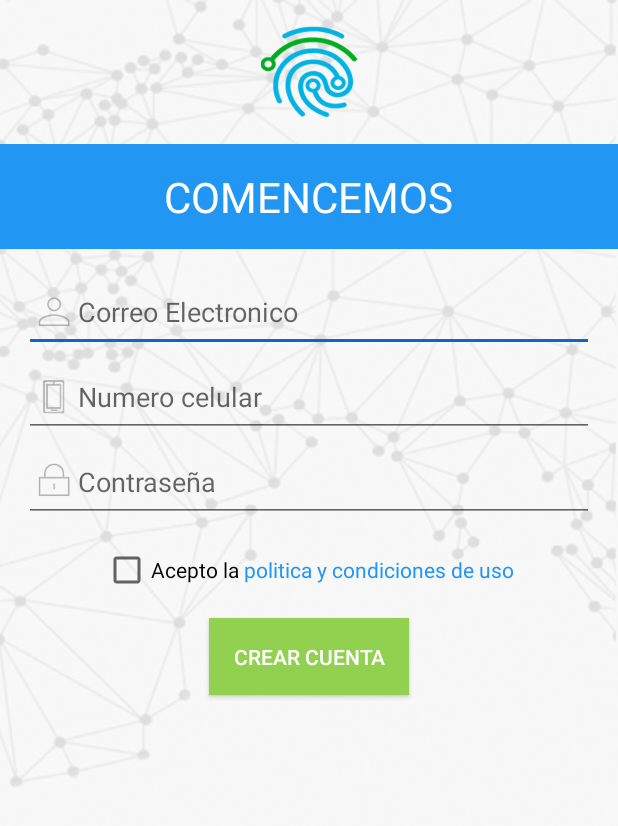
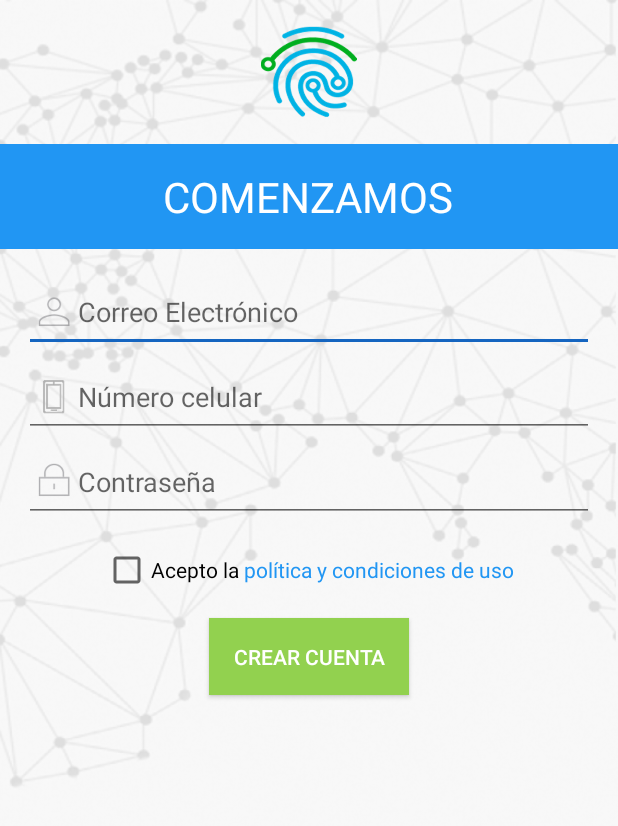
Before and after one commit to lauriastica/scan4us_androidalpha, an Android app: the layout activity_signup.xml on its own in the app's theme, with its tools: preview values and no code run, on a phone screen of 412 x 824 dp. Shown: the top 826 px of the screen. Run offline under Robolectric (Android 15) with nearby library versions, the phone set to English and light mode, and no system bars.

Commit message:
Writing errors done.

```diff
--- a/app/src/main/res/layout/activity_change_password.xml
+++ b/app/src/main/res/layout/activity_change_password.xml
@@ -24,8 +24,8 @@
     </LinearLayout>
 
     <TextView android:text="Debe tener al menos 6
-digitos, mayusculas,
-minusculas y digitos."
+dígitos, mayúsculas,
+minúsculas y dígitos."
         android:textSize="20sp"
         android:layout_margin="16dp"
         android:layout_width="wrap_content"
--- a/app/src/main/res/layout/activity_main.xml
+++ b/app/src/main/res/layout/activity_main.xml
@@ -27,7 +27,7 @@
         android:layout_height="match_parent">
 
         <TextView android:text="Monitoriza tu salud con
-tu escaner biometrico
+tu escaner biométrico
 personal."
             android:layout_width="wrap_content"
             android:textAlignment="center"
@@ -41,7 +41,7 @@ personal."
         android:gravity="center" android:orientation="vertical"
         android:layout_height="match_parent">
 
-        <Button android:text="Registrate" android:padding="16dp"
+        <Button android:text="Regístrate" android:padding="16dp"
             android:textColor="@color/md_white"
             android:background="@drawable/p02_signup_selector"
             android:layout_width="150dp"
--- a/app/src/main/res/layout/activity_signup.xml
+++ b/app/src/main/res/layout/activity_signup.xml
@@ -15,7 +15,7 @@
         android:gravity="center"
         android:layout_height="wrap_content">
 
-        <TextView android:text="COMENCEMOS"
+        <TextView android:text="COMENZAMOS"
             android:textSize="28sp"
             android:textColor="@color/md_white"
             android:layout_width="wrap_content"
@@ -27,13 +27,13 @@
         android:layout_width="match_parent"
         android:layout_height="wrap_content">
 
-        <EditText android:hint="Correo Electronico"
+        <EditText android:hint="Correo Electrónico"
             android:drawableLeft="@drawable/p02_ico_username"
             android:layout_width="match_parent"
             android:layout_marginBottom="4dp"
             android:layout_height="wrap_content" />
 
-        <EditText android:hint="Numero celular"
+        <EditText android:hint="Número celular"
             android:drawableLeft="@drawable/p02_ico_cel"
             android:layout_width="match_parent"
             android:layout_marginBottom="4dp"
@@ -56,7 +56,7 @@
             android:layout_width="wrap_content"
             android:layout_height="wrap_content" />
 
-        <TextView android:text=" politica y condiciones de uso"
+        <TextView android:text=" política y condiciones de uso"
             android:layout_width="wrap_content"
             android:textColor="@color/md_blue_500"
             android:layout_height="wrap_content" />
--- a/build.gradle
+++ b/build.gradle
@@ -5,7 +5,7 @@ buildscript {
         jcenter()
     }
     dependencies {
-        classpath 'com.android.tools.build:gradle:2.0.0'
+        classpath 'com.android.tools.build:gradle:2.1.0'
 
         // NOTE: Do not place your application dependencies here; they belong
         // in the individual module build.gradle files
```
